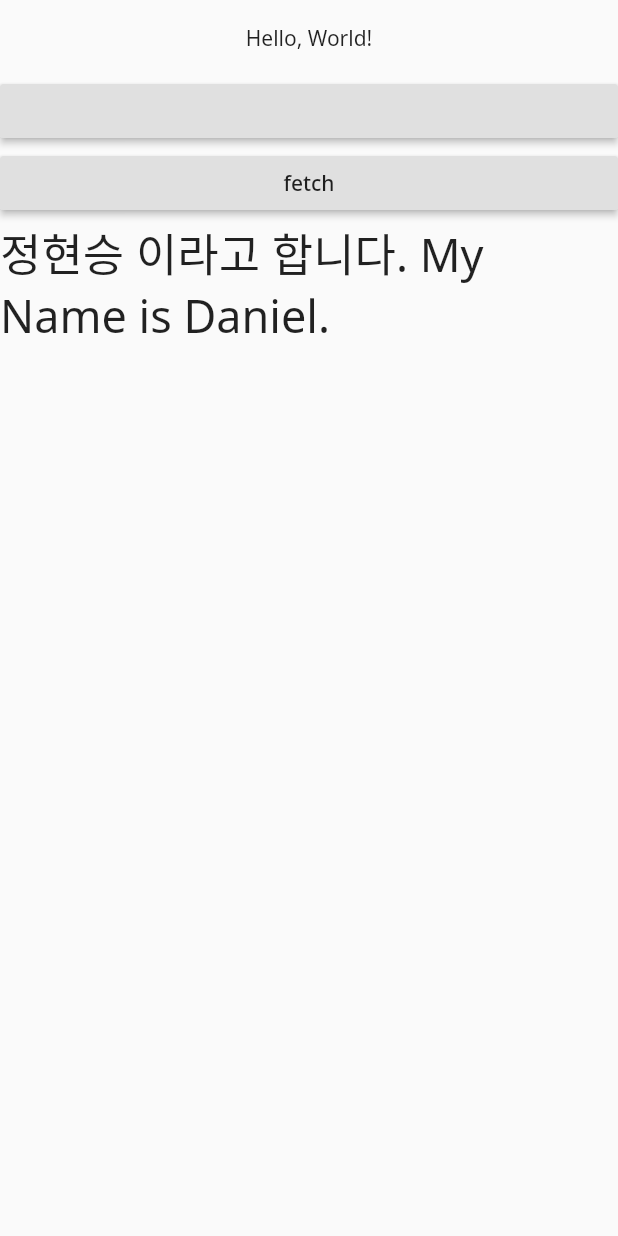
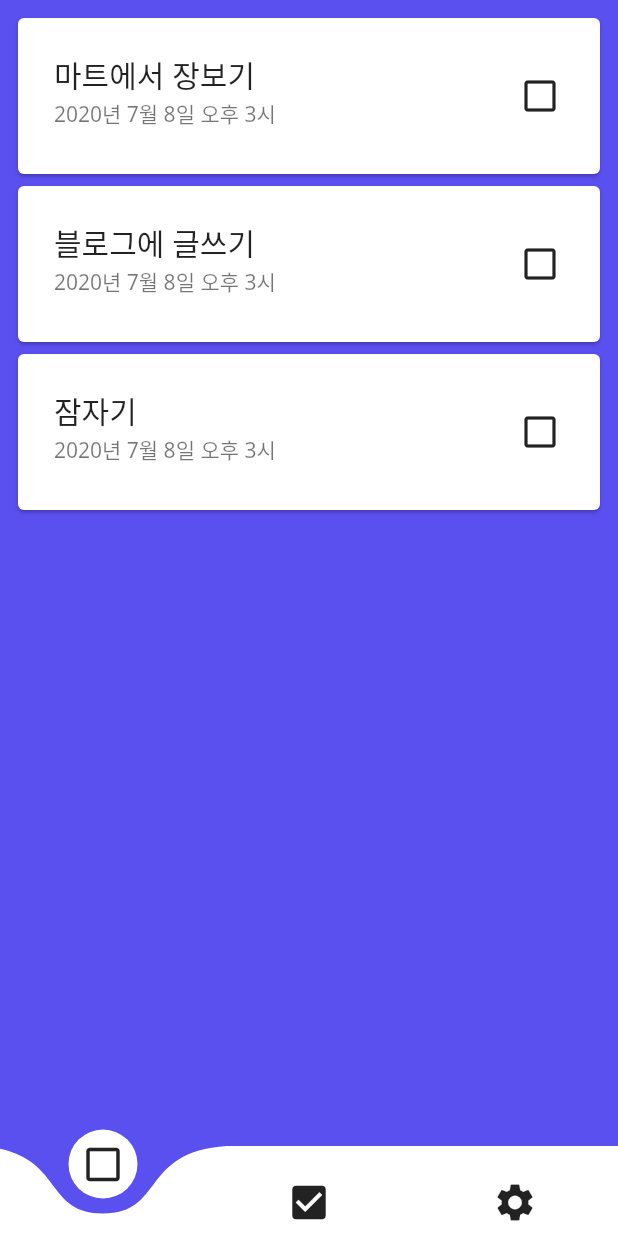
Before and after one commit to ahribori/flurry, a Flutter app: the screen it shows after launch, on a phone screen of 412 x 824 dp. Run offline on Flutter 3.47's test engine with Material 2 defaults, Android fonts, the phone set to English and light mode, and no system bars; drawn by our look-alikes of curved_navigation_bar; our stand-ins replace supercharged; generated files the repository leaves out were written again.

Commit message:
UPDATE home ui

```diff
--- a/lib/screen/home.dart
+++ b/lib/screen/home.dart
@@ -1,11 +1,14 @@
 import 'dart:convert';
 
+import 'package:curved_navigation_bar/curved_navigation_bar.dart';
 import 'package:flurry/model/todo.model.dart';
 import 'package:flurry/provider/todo.provider.dart';
+import 'package:flutter/cupertino.dart';
 import 'package:flutter/material.dart';
 import 'package:flutter/services.dart';
 import 'package:http/http.dart' as http;
 import 'package:provider/provider.dart';
+import 'package:supercharged/supercharged.dart';
 
 class Home extends StatelessWidget {
   fetchTodo(BuildContext context) async {
@@ -20,37 +23,128 @@ class Home extends StatelessWidget {
 
   @override
   Widget build(BuildContext context) {
+    final double statusBarHeight = MediaQuery.of(context).padding.top;
+
     return Scaffold(
-        body: ListView(
-      children: [
-        Container(
-            height: 50,
-            child: const Center(
-              child: Text('Hello, World!'),
-            )),
-        RaisedButton(
-          onPressed: () {
-            Navigator.pushNamed(context, '/login');
+      backgroundColor: '#5a4fef'.toColor(),
+      bottomNavigationBar: CurvedNavigationBar(
+        height: 60,
+        animationDuration: Duration(milliseconds: 200),
+        animationCurve: Curves.easeInOut,
+        backgroundColor: '#5a4fef'.toColor(),
+        items: <Widget>[
+          Icon(Icons.check_box_outline_blank, size: 30),
+          Icon(Icons.check_box, size: 30),
+          Icon(Icons.settings, size: 30),
+        ],
+        onTap: (index) {
+          //Handle button tap
         },
       ),
-        RaisedButton(
-          onPressed: () {
-            this.fetchTodo(context);
+      body: Container(
+        child: ListView(
+          padding: EdgeInsets.only(
+              top: statusBarHeight + 8, right: 8, bottom: 8, left: 8),
+          children: [
+            Card(
+              child: InkWell(
+                splashColor: Colors.deepPurpleAccent.withAlpha(30),
+                onTap: () {
+                  print('Card tapped.');
                 },
-          child: Text('fetch'),
+                child: Container(
+                  width: double.infinity,
+                  padding: EdgeInsets.symmetric(vertical: 16, horizontal: 8),
+                  child: Row(
+                    children: [
+                      Expanded(
+                          child: const ListTile(
+                        title: Text(
+                          '마트에서 장보기',
+                          style: TextStyle(fontSize: 20),
                         ),
-        Text('정현승 이라고 합니다. My Name is Daniel.',
-            style: TextStyle(
-              fontSize: 30,
+                        subtitle: Text('2020년 7월 8일 오후 3시'),
                       )),
-        ListBody(
-          children: context
-              .watch<TodoProvider>()
-              .todoList
-              .map((e) => Text(e.title))
-              .toList(),
+                      Container(
+                        margin: EdgeInsets.only(right: 8),
+                        child: IconButton(
+                          iconSize: 28,
+                          icon: Icon(Icons.check_box_outline_blank),
+                          onPressed: () {},
+                        ),
                       )
                     ],
-    ));
+                  ),
+                ),
+              ),
+            ),
+            Card(
+              child: InkWell(
+                splashColor: Colors.deepPurpleAccent.withAlpha(30),
+                onTap: () {
+                  print('Card tapped.');
+                },
+                child: Container(
+                  width: double.infinity,
+                  padding: EdgeInsets.symmetric(vertical: 16, horizontal: 8),
+                  child: Row(
+                    children: [
+                      Expanded(
+                          child: const ListTile(
+                        title: Text(
+                          '블로그에 글쓰기',
+                          style: TextStyle(fontSize: 20),
+                        ),
+                        subtitle: Text('2020년 7월 8일 오후 3시'),
+                      )),
+                      Container(
+                        margin: EdgeInsets.only(right: 8),
+                        child: IconButton(
+                          iconSize: 28,
+                          icon: Icon(Icons.check_box_outline_blank),
+                          onPressed: () {},
+                        ),
+                      )
+                    ],
+                  ),
+                ),
+              ),
+            ),
+            Card(
+              child: InkWell(
+                splashColor: Colors.deepPurpleAccent.withAlpha(30),
+                onTap: () {
+                  print('Card tapped.');
+                },
+                child: Container(
+                  width: double.infinity,
+                  padding: EdgeInsets.symmetric(vertical: 16, horizontal: 8),
+                  child: Row(
+                    children: [
+                      Expanded(
+                          child: const ListTile(
+                        title: Text(
+                          '잠자기',
+                          style: TextStyle(fontSize: 20),
+                        ),
+                        subtitle: Text('2020년 7월 8일 오후 3시'),
+                      )),
+                      Container(
+                        margin: EdgeInsets.only(right: 8),
+                        child: IconButton(
+                          iconSize: 28,
+                          icon: Icon(Icons.check_box_outline_blank),
+                          onPressed: () {},
+                        ),
+                      )
+                    ],
+                  ),
+                ),
+              ),
+            )
+          ],
+        ),
+      ),
+    );
   }
 }
--- a/pubspec.yaml
+++ b/pubspec.yaml
@@ -31,7 +31,8 @@ dependencies:
   provider: ^4.3.2
   http: ^0.12.2
   json_annotation: ^3.0.1
-
+  curved_navigation_bar: ^0.3.3
+  supercharged: ^1.10.0
 
 dev_dependencies:
   flutter_test:
```
Also changed, not shown: pubspec.lock. Lines whose indentation alone changed are shown as unchanged.
